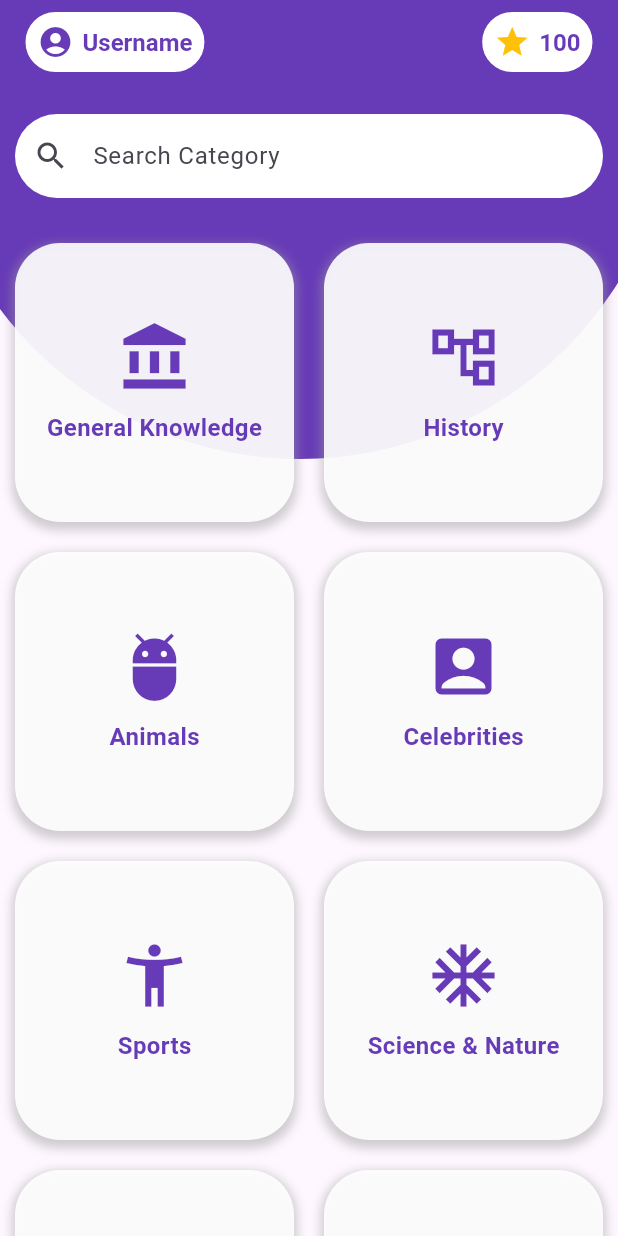
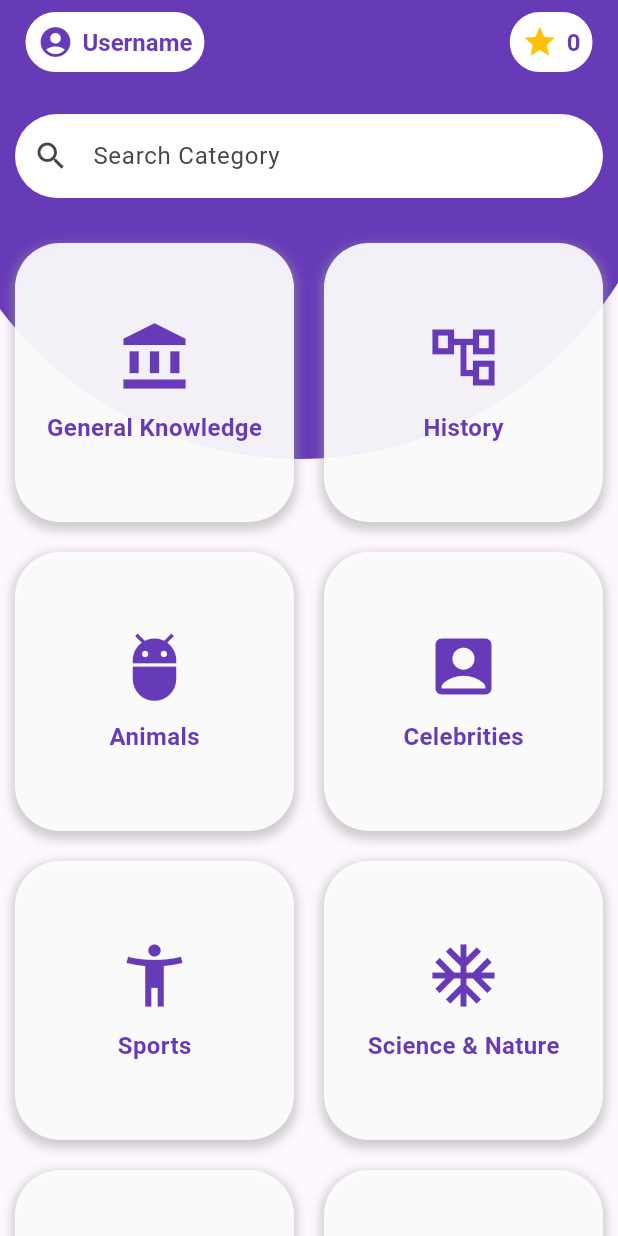
Before and after one commit to musk1n/trivia, a Flutter app: the screen it shows after launch, after a tap on "General Knowledge", on a phone screen of 412 x 824 dp. Run offline on Flutter 3.47's test engine with Material 3 defaults, Android fonts, the phone set to English and light mode, and no system bars; network calls fail.

Commit message:
subpart 3 done

```diff
--- /dev/null
+++ b/devtools_options.yaml
@@ -0,0 +1 @@
+extensions:
--- a/lib/main.dart
+++ b/lib/main.dart
@@ -1,11 +1,18 @@
 import 'dart:convert';
-
 import 'package:flutter/material.dart';
+import 'package:provider/provider.dart';
 import 'package:trivia/quiz_screen.dart';
 import 'package:http/http.dart' as http;
 
 void main() {
-  runApp(MyApp());
+  runApp(
+    MultiProvider(
+      providers: [
+        ChangeNotifierProvider(create: (_) => ScoreProvider()),
+      ],
+      child: MyApp(),
+    ),
+  );
 }
 
 class MyApp extends StatelessWidget {
@@ -18,7 +25,6 @@ class MyApp extends StatelessWidget {
 }
 
 class HomeScreen extends StatelessWidget {
-
   final String apiKey = 'https://opentdb.com/api.php?amount=10&type=multiple';
   final String baseUrl = 'https://opentdb.com/api.php';
 
@@ -74,7 +80,8 @@ class HomeScreen extends StatelessWidget {
               ),
             ),
             Spacer(),
-            Container(
+            Consumer<ScoreProvider>(
+              builder: (context, scoreProvider, _) => Container(
                 decoration: BoxDecoration(
                   borderRadius: BorderRadius.circular(500),
                   border: Border.all(color: Colors.deepPurple),
@@ -91,7 +98,7 @@ class HomeScreen extends StatelessWidget {
                     ),
                     SizedBox(width: 6),
                     Text(
-                    "100",
+                      scoreProvider.score.toString(),
                       style: TextStyle(
                         color: Colors.deepPurple,
                         fontSize: 16,
@@ -99,6 +106,7 @@ class HomeScreen extends StatelessWidget {
                       ),
                     ),
                   ],
+                ),
               ),
             ),
           ],
@@ -147,7 +155,6 @@ class HomeScreen extends StatelessWidget {
                     shrinkWrap: true,
                     physics: const NeverScrollableScrollPhysics(),
                     children: [
-                      // Category containers will be added here
                       GestureDetector(
                         onTap: () async {
                           List<dynamic> questions = await fetchQuestions('9');
@@ -292,3 +299,14 @@ class HomeScreen extends StatelessWidget {
     );
   }
 }
+
+class ScoreProvider extends ChangeNotifier {
+  int _score = 0;
+
+  int get score => _score;
+
+  void setScore(int value) {
+    _score = value;
+    notifyListeners();
+  }
+}
--- a/pubspec.yaml
+++ b/pubspec.yaml
@@ -37,6 +37,7 @@ dependencies:
   cupertino_icons: ^1.0.2
   http: any
   flutter_html: any
+  provider: any
 
 dev_dependencies:
   flutter_test:
```
Also changed, not shown: lib/quiz_end_screen.dart (+9 -2 lines), lib/quiz_screen.dart (+15 -6 lines), pubspec.lock. Lines whose indentation alone changed are shown as unchanged.
